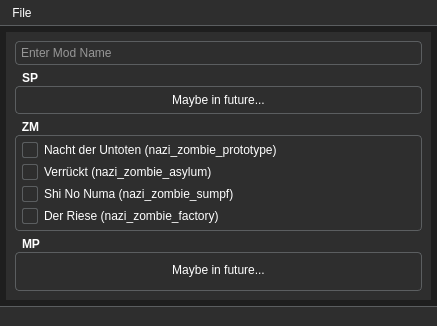
Above: Resources/UI/main_window.ui from Phils-Hub-Org/cod_waw.stock_map.script_placer before the change. Below: the same form after it.
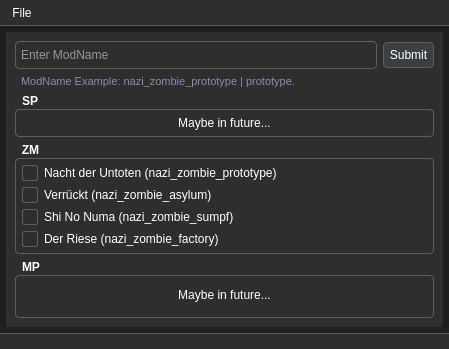
That is the form after the change. Icons and pictures are not drawn.

```diff
--- a/Resources/UI/main_window.ui
+++ b/Resources/UI/main_window.ui
@@ -6,20 +6,20 @@
    <rect>
     <x>0</x>
     <y>0</y>
-    <width>437</width>
-    <height>326</height>
+    <width>449</width>
+    <height>349</height>
    </rect>
   </property>
   <property name="minimumSize">
    <size>
-    <width>437</width>
-    <height>326</height>
+    <width>449</width>
+    <height>349</height>
    </size>
   </property>
   <property name="maximumSize">
    <size>
-    <width>437</width>
-    <height>326</height>
+    <width>449</width>
+    <height>349</height>
    </size>
   </property>
   <property name="windowTitle">
@@ -29,7 +29,18 @@
    <double>1.000000000000000</double>
   </property>
   <property name="styleSheet">
-   <string notr="true">/* QMenuBar */
+   <string notr="true">/* QToolTip */
+QToolTip {
+    background-color: #2e2e2e;   /* Dark gray background */
+    color: #ffffff;              /* White text */
+    border: 1px solid #5b5e60;   /* Light gray border */
+    padding: 4px;                /* Padding for the tooltip */
+    border-radius: 4px;          /* Rounded corners */
+    opacity: 200;                /* Slight transparency */
+    font-size: 12px;             /* Slightly smaller font size for readability */
+}
+
+/* QMenuBar */
 QMenuBar {
     background-color: #2e2e2e;    /* Dark gray background */
     color: #ffffff;               /* White text */
@@ -130,7 +141,7 @@
     background-color: #2e2e2e;   /* Dark gray background */
     border-top: 1px solid #5b5e60; /* Light gray top border for separation */
     color: #ffffff;              /* White text */
-    font-size: 13px;             /* Slightly smaller font for the status bar */
+    font-size: 9px;             /* Slightly smaller font for the status bar */
     padding: 6px;                /* Padding inside the status bar */
 }
 
@@ -456,18 +467,27 @@
     border-color: #3d78b2;          /* Darker blue border on hover */
 }
 
+/*
+red: ff050d
+green: 0dce1d
+*/
+
 /* Checked checkbox */
 QCheckBox::indicator:checked {
     background-color: #4a90e2;      /* Light blue when checked */
     border-color: #3d78b2;          /* Darker blue border when checked */
-    image: url(:/checked-icon.png); /* Replace with your checkmark icon if needed */
+/*    image: url(:/checked-icon.png);  Replace with your checkmark icon if needed */
+}
+
+QCheckBox::indicator:checked:hover {
+    border-color: #0dce1d;
 }
 
 /* Indeterminate checkbox (for tri-state checkboxes) */
 QCheckBox::indicator:indeterminate {
     background-color: #4a90e2;      /* Light blue when in indeterminate state */
     border-color: #3d78b2;          /* Darker blue border */
-    image: url(:/indeterminate-icon.png); /* Replace with your indeterminate icon */
+/*    image: url(:/indeterminate-icon.png);  Replace with your indeterminate icon */
 }
 
 /* Pressed checkbox */
@@ -669,18 +689,76 @@
               <number>0</number>
              </property>
              <item>
-              <widget class="QLineEdit" name="lineEdit">
+              <widget class="QFrame" name="frame_5">
+               <property name="frameShape">
+                <enum>QFrame::Shape::NoFrame</enum>
+               </property>
+               <property name="frameShadow">
+                <enum>QFrame::Shadow::Raised</enum>
+               </property>
+               <layout class="QHBoxLayout" name="horizontalLayout_2">
+                <property name="leftMargin">
+                 <number>0</number>
+                </property>
+                <property name="topMargin">
+                 <number>0</number>
+                </property>
+                <property name="rightMargin">
+                 <number>0</number>
+                </property>
+                <property name="bottomMargin">
+                 <number>0</number>
+                </property>
+                <item>
+                 <widget class="QLineEdit" name="mod_name_input">
+                  <property name="minimumSize">
+                   <size>
+                    <width>0</width>
+                    <height>28</height>
+                   </size>
+                  </property>
+                  <property name="toolTip">
+                   <string>35 char limit</string>
+                  </property>
+                  <property name="styleSheet">
+                   <string notr="true">QLineEdit {padding: 3px;}</string>
+                  </property>
+                  <property name="text">
+                   <string/>
+                  </property>
+                  <property name="maxLength">
+                   <number>35</number>
+                  </property>
+                  <property name="placeholderText">
+                   <string>Enter ModName</string>
+                  </property>
+                 </widget>
+                </item>
+                <item>
+                 <widget class="QPushButton" name="submit_btn">
+                  <property name="styleSheet">
+                   <string notr="true">QPushButton {padding: 5px;}</string>
+                  </property>
+                  <property name="text">
+                   <string>Submit</string>
+                  </property>
+                 </widget>
+                </item>
+               </layout>
+              </widget>
+             </item>
+             <item>
+              <widget class="QLabel" name="label_3">
+               <property name="font">
+                <font>
+                 <pointsize>8</pointsize>
+                </font>
+               </property>
                <property name="styleSheet">
-                <string notr="true">QLineEdit {padding: 3px;}</string>
+                <string notr="true">QLabel {color: #888eac; padding-left: 3px;}</string>
                </property>
                <property name="text">
-                <string/>
-               </property>
-               <property name="maxLength">
-                <number>50</number>
-               </property>
-               <property name="placeholderText">
-                <string>Enter Mod Name</string>
+                <string>ModName Example: nazi_zombie_prototype | prototype.</string>
                </property>
               </widget>
              </item>
@@ -720,6 +798,12 @@
           </item>
           <item>
            <widget class="QGroupBox" name="groupBox_2">
+            <property name="minimumSize">
+             <size>
+              <width>0</width>
+              <height>111</height>
+             </size>
+            </property>
             <property name="title">
              <string>ZM</string>
             </property>
@@ -855,7 +939,7 @@
     <rect>
      <x>0</x>
      <y>0</y>
-     <width>437</width>
+     <width>449</width>
      <height>29</height>
     </rect>
    </property>
```
Left out of the diff: 8 changed lines with no effect on the pictures.
